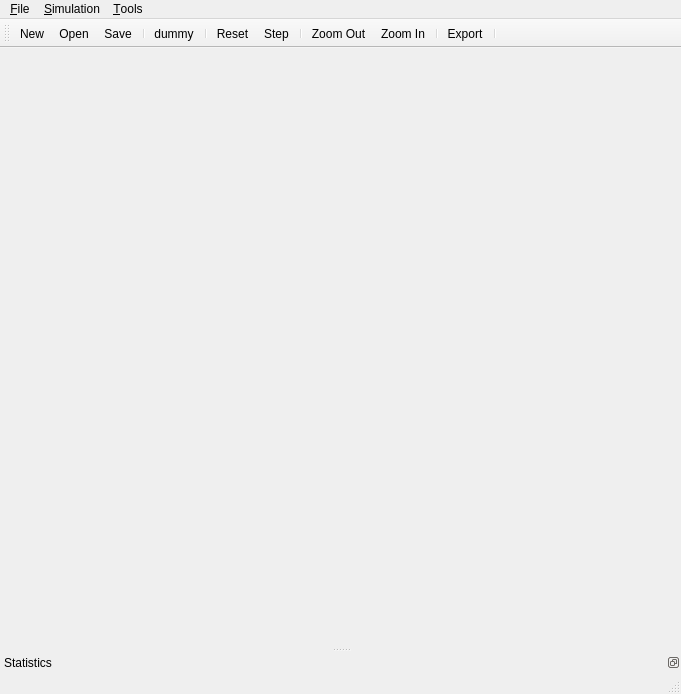
This is mainwindow.ui in ruffsl/discoverage as Qt 5 draws it before an edit. The edited form follows.
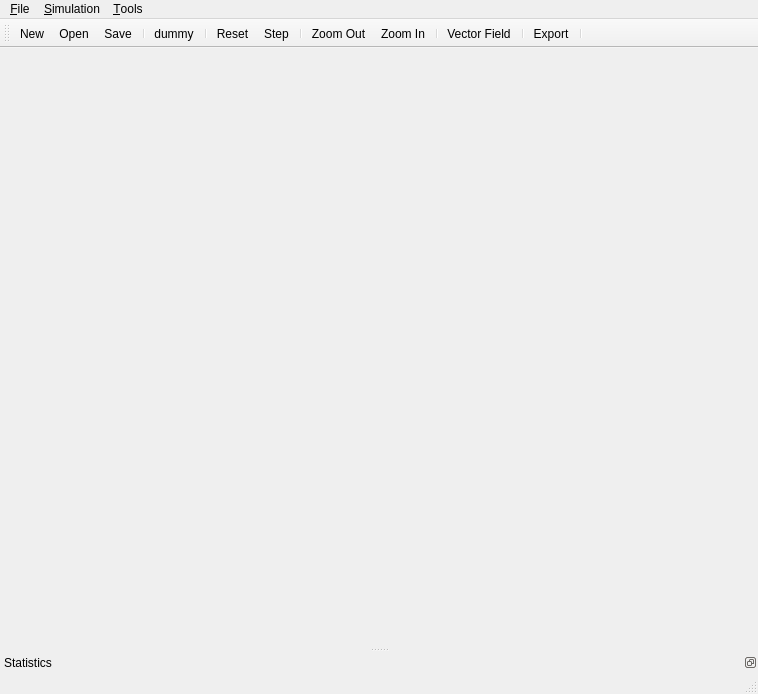
This is the edited form. Icons and pictures are not drawn.

Commit message: add vector field option

Patch:
```diff
--- a/mainwindow.ui
+++ b/mainwindow.ui
@@ -6,7 +6,7 @@
    <rect>
     <x>0</x>
     <y>0</y>
-    <width>681</width>
+    <width>758</width>
     <height>694</height>
    </rect>
   </property>
@@ -38,8 +38,8 @@
       <widget class="QWidget" name="scrollAreaWidgetContents">
        <property name="geometry">
         <rect>
-         <x>0</x>
-         <y>38</y>
+         <x>39</x>
+         <y>86</y>
          <width>681</width>
          <height>383</height>
         </rect>
@@ -54,8 +54,8 @@
     <rect>
      <x>0</x>
      <y>0</y>
-     <width>681</width>
-     <height>23</height>
+     <width>758</width>
+     <height>20</height>
     </rect>
    </property>
    <widget class="QMenu" name="menuFile">
@@ -101,8 +101,8 @@
    </property>
    <property name="iconSize">
     <size>
-     <width>48</width>
-     <height>48</height>
+     <width>32</width>
+     <height>32</height>
     </size>
    </property>
    <attribute name="toolBarArea">
@@ -123,6 +123,8 @@
    <addaction name="actionZoomOut"/>
    <addaction name="actionZoomIn"/>
    <addaction name="separator"/>
+   <addaction name="actionVectorField"/>
+   <addaction name="separator"/>
    <addaction name="actionExport"/>
    <addaction name="separator"/>
   </widget>
@@ -293,6 +295,21 @@
     <string>dummy</string>
    </property>
   </action>
+  <action name="actionVectorField">
+   <property name="checkable">
+    <bool>true</bool>
+   </property>
+   <property name="icon">
+    <iconset resource="app.qrc">
+     <normaloff>:/icons/icons/vector-field.png</normaloff>:/icons/icons/vector-field.png</iconset>
+   </property>
+   <property name="text">
+    <string>Vector Field</string>
+   </property>
+   <property name="toolTip">
+    <string>Show vector field</string>
+   </property>
+  </action>
  </widget>
  <resources>
   <include location="app.qrc"/>
```
The commit also changes 7 other files.
